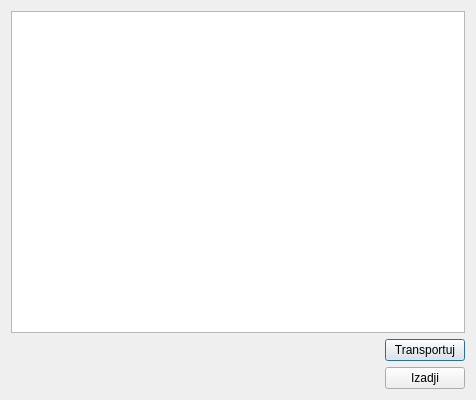
First picture: the form in transport.ui, repository zivke/nabavke, before the edit.
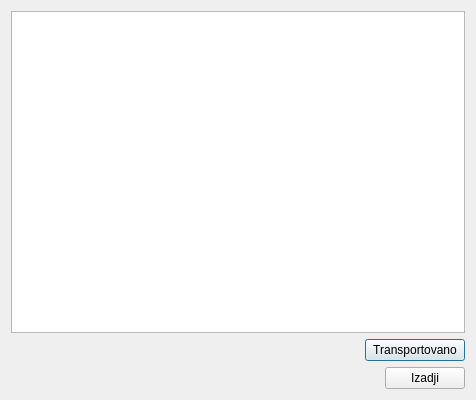
Second picture: the form after the edit.

Diff of the .ui file:
```diff
--- a/transport.ui
+++ b/transport.ui
@@ -34,8 +34,14 @@
      </item>
      <item>
       <widget class="QPushButton" name="bttransport">
+       <property name="minimumSize">
+        <size>
+         <width>100</width>
+         <height>0</height>
+        </size>
+       </property>
        <property name="text">
-        <string>Transportuj</string>
+        <string>Transportovano</string>
        </property>
       </widget>
      </item>
```
